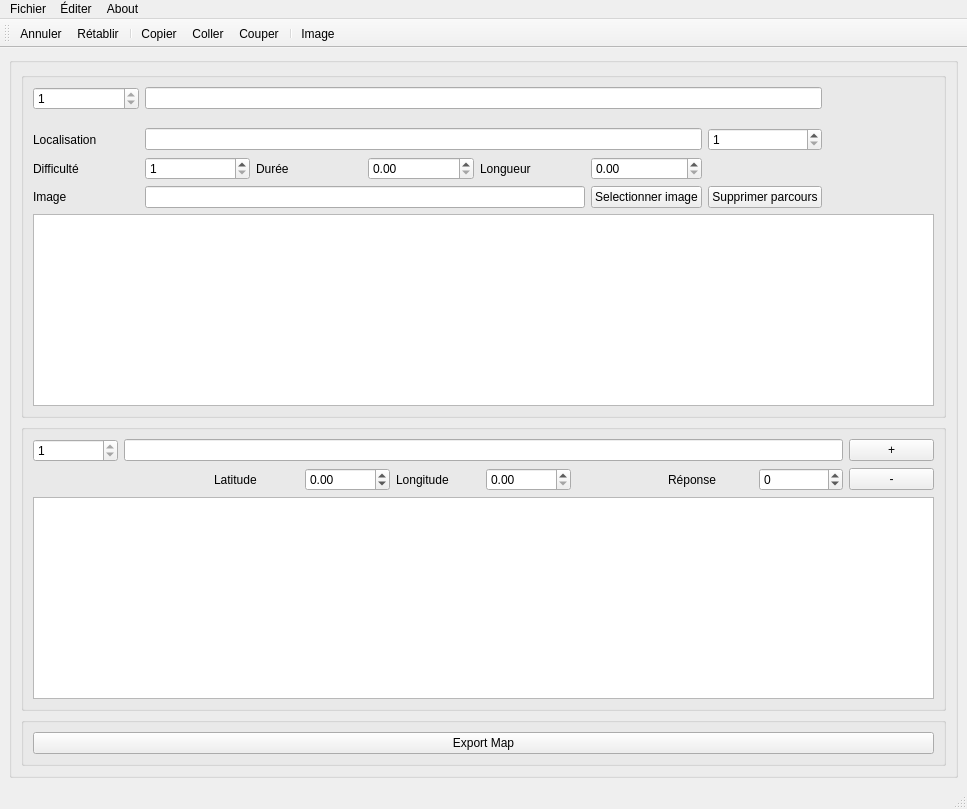
Old version of the form notepad/notepad.ui in the repository ANTHONUSS/ETUDES--SAE-201.
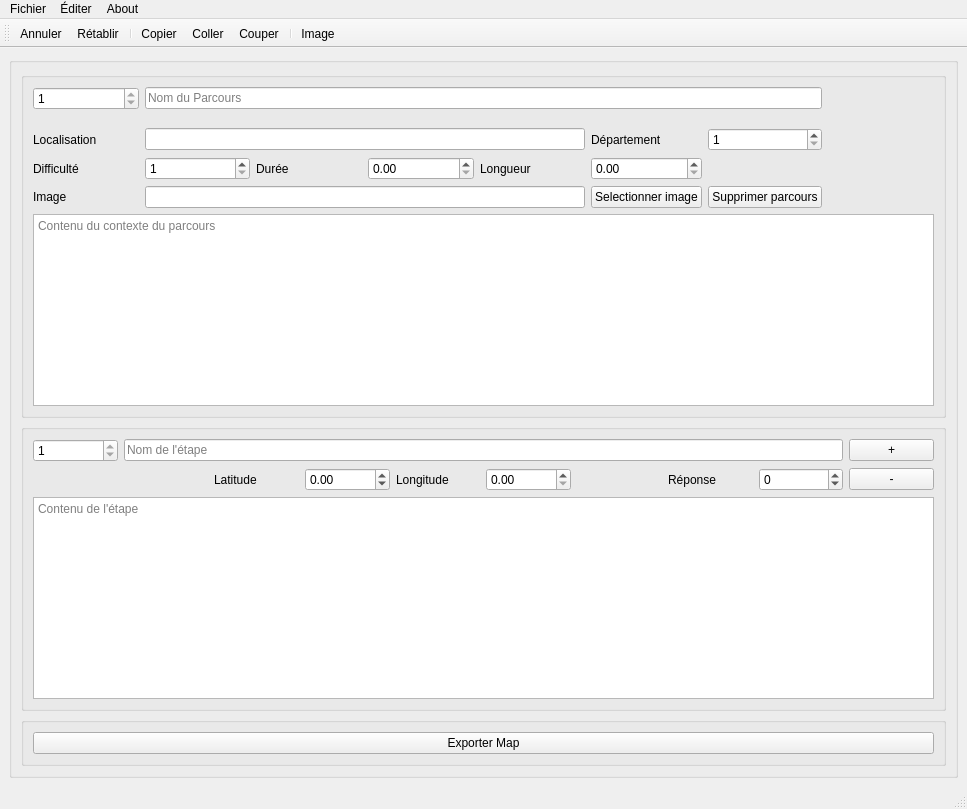
New version of the form. Icons and pictures are not drawn.

Commit message: on peut supprimer des étapes et ajouté des placeholder

Patch:
```diff
--- a/notepad/notepad.ui
+++ b/notepad/notepad.ui
@@ -97,9 +97,6 @@
             </property>
            </widget>
           </item>
-          <item row="3" column="1" colspan="5">
-           <widget class="QLineEdit" name="localisationInput"/>
-          </item>
           <item row="6" column="5">
            <widget class="QPushButton" name="imageSelectionButton">
             <property name="text">
@@ -128,7 +125,11 @@
            </widget>
           </item>
           <item row="0" column="1" colspan="6">
-           <widget class="QLineEdit" name="nomParcours"/>
+           <widget class="QLineEdit" name="nomParcours">
+            <property name="placeholderText">
+             <string>Nom du Parcours</string>
+            </property>
+           </widget>
           </item>
           <item row="0" column="7" rowspan="5">
            <widget class="QLabel" name="sideImage">
@@ -138,7 +139,21 @@
            </widget>
           </item>
           <item row="8" column="0" colspan="8">
-           <widget class="QTextEdit" name="enteteArea"/>
+           <widget class="QTextEdit" name="enteteArea">
+            <property name="placeholderText">
+             <string>Contenu du contexte du parcours</string>
+            </property>
+           </widget>
+          </item>
+          <item row="3" column="1" colspan="4">
+           <widget class="QLineEdit" name="localisationInput"/>
+          </item>
+          <item row="3" column="5">
+           <widget class="QLabel" name="departemenLabel">
+            <property name="text">
+             <string>Département</string>
+            </property>
+           </widget>
           </item>
          </layout>
         </widget>
@@ -177,7 +192,11 @@
            </widget>
           </item>
           <item row="2" column="5" colspan="10">
-           <widget class="QTextEdit" name="textArea"/>
+           <widget class="QTextEdit" name="textArea">
+            <property name="placeholderText">
+             <string>Contenu de l'étape</string>
+            </property>
+           </widget>
           </item>
           <item row="1" column="12">
            <widget class="QLabel" name="reponseLabel">
@@ -214,7 +233,11 @@
            </widget>
           </item>
           <item row="0" column="6" colspan="8">
-           <widget class="QLineEdit" name="nomEtape"/>
+           <widget class="QLineEdit" name="nomEtape">
+            <property name="placeholderText">
+             <string>Nom de l'étape</string>
+            </property>
+           </widget>
           </item>
           <item row="1" column="14">
            <widget class="QPushButton" name="supprEtape">
@@ -235,7 +258,7 @@
           <item row="0" column="0">
            <widget class="QPushButton" name="exportMap">
             <property name="text">
-             <string>Export Map</string>
+             <string>Exporter Map</string>
             </property>
            </widget>
           </item>
```
Left out of the diff: 2 changed lines with no effect on the pictures. The commit also changes 7 other files.
